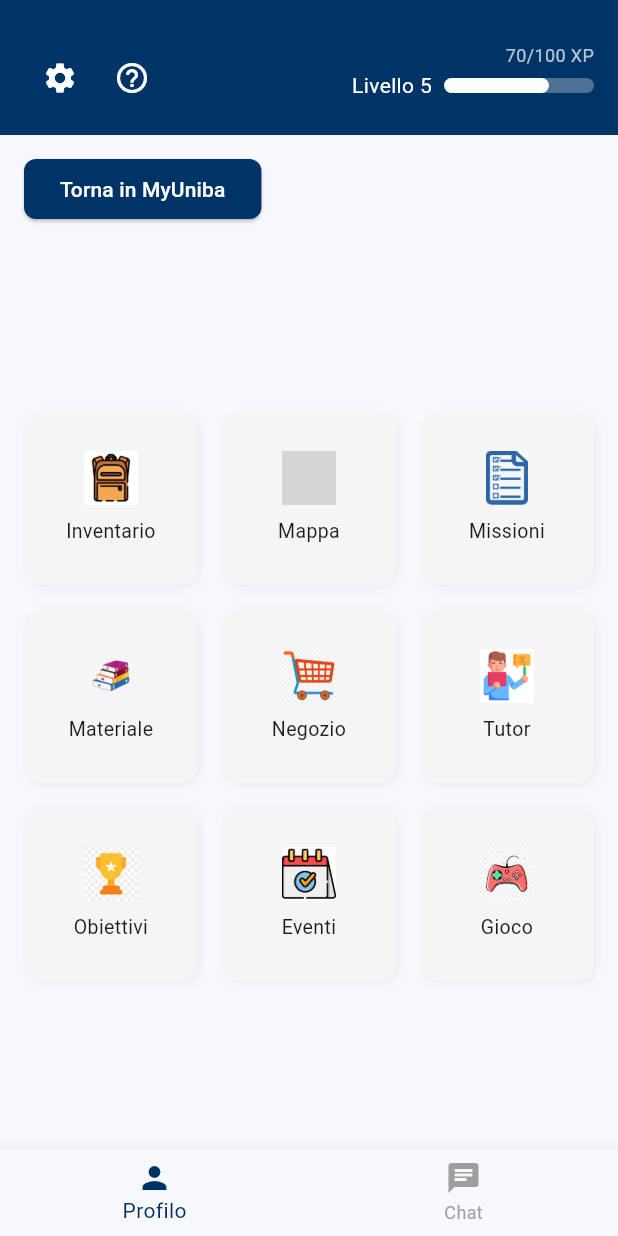
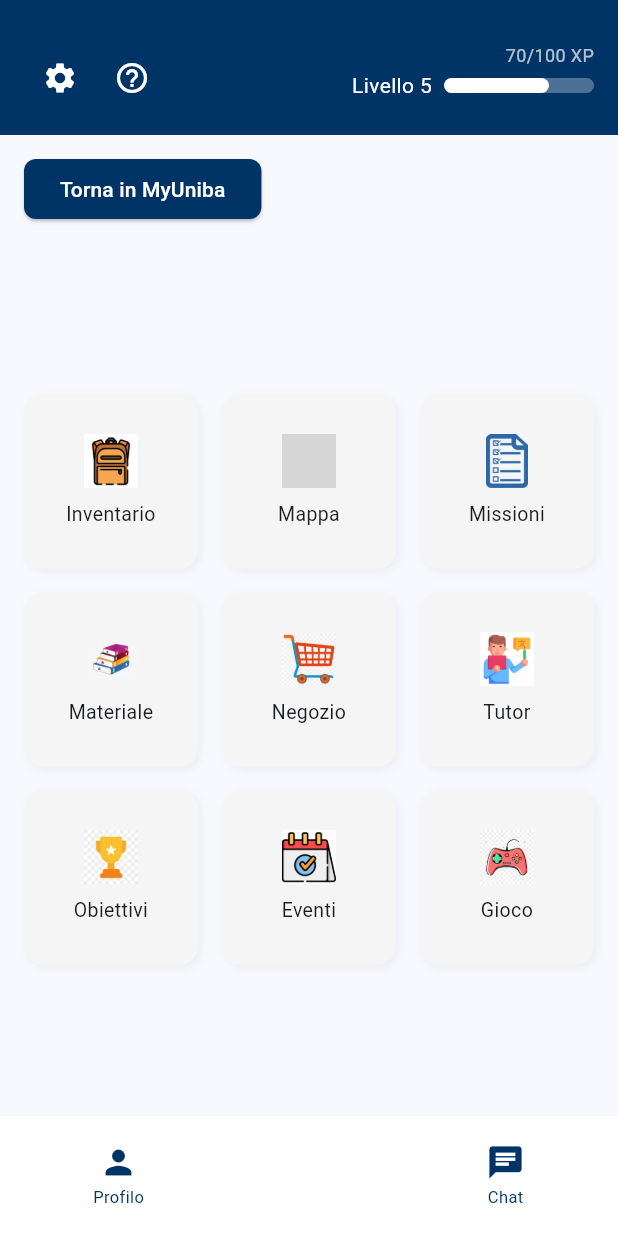
Before and after one commit to FullMetalMar/WeUniba, a Flutter app: the HomePageWeUniba screen opened directly with empty values, on a phone screen of 412 x 824 dp. Run offline on Flutter 3.47's test engine with Material 3 defaults, Android fonts, the phone set to English and light mode, and no system bars; our stand-ins replace audioplayers; missing offline and left inert: flutter_pdfview, mobile_scanner; grey boxes are pictures that could not be loaded.

Commit message:
Prima implementazione interfaccia chat

```diff
--- a/lib/home_page_weuniba.dart
+++ b/lib/home_page_weuniba.dart
@@ -10,6 +10,7 @@ import 'event_page.dart';
 import 'account_page.dart';
 import 'settings_page.dart';
 import 'help_page.dart';
+import 'chat_page.dart';
 import 'session_data.dart';
 
 class HomePageWeUniba extends StatefulWidget {
@@ -22,8 +23,6 @@ class HomePageWeUniba extends StatefulWidget {
 }
 
 class _HomePageWeUnibaState extends State<HomePageWeUniba> {
-  int _currentIndex = 0;
-
   final List<Map<String, String>> _gridItems = [
     {'icon': 'assets/buttons/inventory_icon.png', 'label': 'Inventario'},
     {'icon': 'assets/buttons/map_icon.png', 'label': 'Mappa'},
@@ -262,32 +261,65 @@ class _HomePageWeUnibaState extends State<HomePageWeUniba> {
       ),
 
       // Barra di navigazione in basso
-      bottomNavigationBar: BottomNavigationBar(
-        currentIndex: _currentIndex,
-        selectedItemColor: const Color(0xFF003366),
-        unselectedItemColor: Colors.grey,
-        onTap: (index) {
-          setState(() {
-            _currentIndex = index;
-          });
-
-          if (index == 0) {
+      bottomNavigationBar: BottomAppBar(
+        color: Colors.white,
+        child: SafeArea(
+          child: Padding(
+            padding: const EdgeInsets.symmetric(horizontal: 46, vertical: 6),
+            child: Row(
+              mainAxisAlignment: MainAxisAlignment.spaceBetween,
+              children: [
+                GestureDetector(
+                  onTap: () {
                     Navigator.push(
                       context,
                       MaterialPageRoute(
-                builder: (context) => AccountPage(username: widget.username),
+                        builder: (context) =>
+                            AccountPage(username: widget.username),
                       ),
                     );
-          } else if (index == 1) {
-            ScaffoldMessenger.of(context).showSnackBar(
-              const SnackBar(content: Text('Sezione chat in arrivo!')),
+                  },
+                  child: Column(
+                    mainAxisSize: MainAxisSize.min,
+                    children: const [
+                      Icon(Icons.person, color: Color(0xFF003366), size: 26),
+                      SizedBox(height: 2),
+                      Text(
+                        'Profilo',
+                        style: TextStyle(
+                          color: Color(0xFF003366),
+                          fontSize: 11,
+                        ),
+                      ),
+                    ],
+                  ),
+                ),
+                GestureDetector(
+                  onTap: () {
+                    Navigator.push(
+                      context,
+                      MaterialPageRoute(builder: (context) => const ChatPage()),
                     );
-          }
                   },
-        items: const [
-          BottomNavigationBarItem(icon: Icon(Icons.person), label: 'Profilo'),
-          BottomNavigationBarItem(icon: Icon(Icons.chat), label: 'Chat'),
+                  child: Column(
+                    mainAxisSize: MainAxisSize.min,
+                    children: const [
+                      Icon(Icons.chat, color: Color(0xFF003366), size: 26),
+                      SizedBox(height: 2),
+                      Text(
+                        'Chat',
+                        style: TextStyle(
+                          color: Color(0xFF003366),
+                          fontSize: 11,
+                        ),
+                      ),
                     ],
+                  ),
+                ),
+              ],
+            ),
+          ),
+        ),
       ),
     );
   }
```
Also changed, not shown: lib/chat_detail_page.dart (added, +217 -0 lines), lib/chat_page.dart (added, +64 -0 lines), lib/typing_indicator.dart (added, +73 -0 lines). Lines whose indentation alone changed are shown as unchanged.
